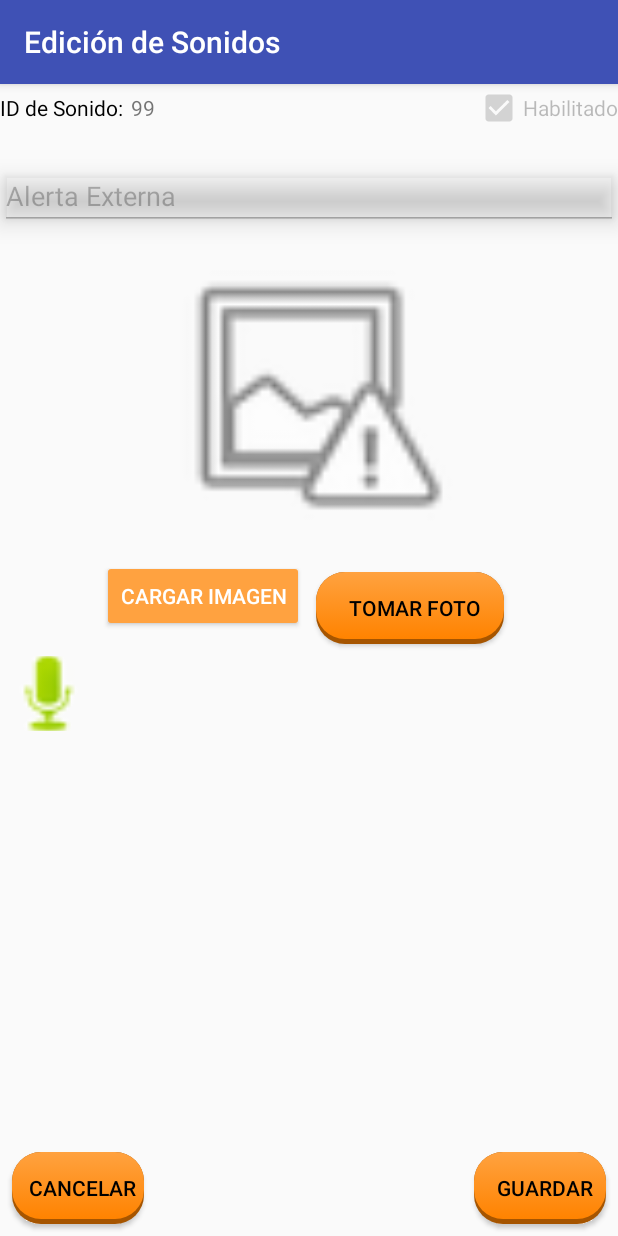
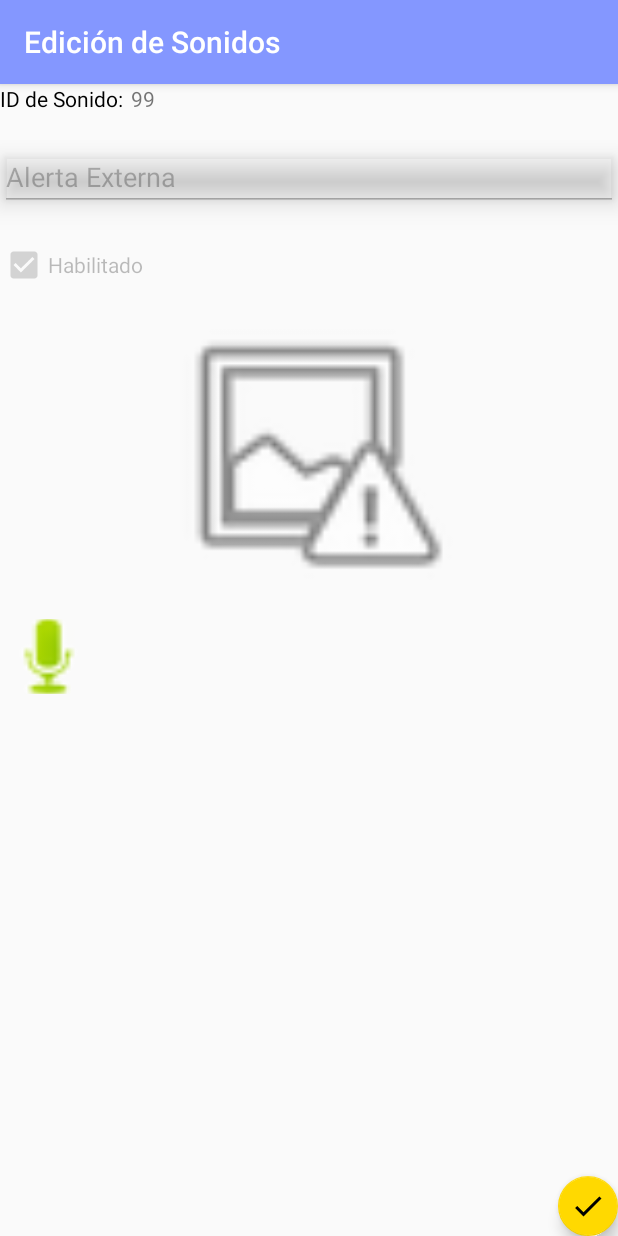
Before and after one commit to GabrielMiguez/pfinal, an Android app: the screen it shows after launch (SonidosEdicionActivity), in the side drawer, after a tap on "Alertas Externas", on a phone screen of 412 x 824 dp. Run offline under Robolectric (Android 15) with nearby library versions, the light colour scheme and no system bars.

Commit message:
Se cambia la estetica de SonidosEdicion y la combinacion de colores. Se agrega el contextMenu cuando se presiona la imagen

```diff
--- /dev/null
+++ b/NotSound/app/src/main/res/drawable/ic_check_black_24dp.xml
@@ -0,0 +1,9 @@
+<vector xmlns:android="http://schemas.android.com/apk/res/android"
+        android:width="24dp"
+        android:height="24dp"
+        android:viewportWidth="24.0"
+        android:viewportHeight="24.0">
+    <path
+        android:fillColor="#FF000000"
+        android:pathData="M9,16.17L4.83,12l-1.42,1.41L9,19 21,7l-1.41,-1.41z"/>
+</vector>
--- a/NotSound/app/src/main/res/drawable/sel_button_background.xml
+++ b/NotSound/app/src/main/res/drawable/sel_button_background.xml
@@ -2,14 +2,6 @@
 <selector xmlns:android="http://schemas.android.com/apk/res/android">
     <item android:state_pressed="false">
         <layer-list>
-            <!-- SHADOW -->
-            <item>
-                <shape>
-                    <solid android:color="@color/color_link_shadow"/>
-                    <!-- alttan gölge -->
-                    <corners android:radius="19dp"/>
-                </shape>
-            </item>
             <!-- BUTTON alttan gölge
               android:right="5px" to make it round-->
             <item
@@ -21,8 +13,6 @@
                         android:startColor="@color/color_link_bodyStart"
                         android:endColor="@color/color_link_bodyEnd"
                         android:angle="270" />
-                    <corners
-                        android:radius="19dp"/>
                     <padding
                         android:left="10dp"
                         android:top="10dp"
@@ -35,14 +25,6 @@
 
     <item android:state_pressed="true">
         <layer-list>
-            <!-- SHADOW -->
-            <item>
-                <shape>
-                    <solid android:color="@color/color_link_pressed_shadow"/>
-                    <corners android:radius="19dp"/>
-
-                </shape>
-            </item>
             <!-- BUTTON -->
             <item android:bottom="5px">
                 <shape>
@@ -51,8 +33,7 @@
                         android:startColor="@color/color_link_pressed_bodyStart"
                         android:endColor="@color/color_link_pressed_bodyEnd"
                         android:angle="270" />
-                    <corners
-                        android:radius="19dp"/>
+
                     <padding
                         android:left="10dp"
                         android:top="10dp"
--- a/NotSound/app/src/main/res/layout/content_sonidos_edicion.xml
+++ b/NotSound/app/src/main/res/layout/content_sonidos_edicion.xml
@@ -8,14 +8,41 @@
     tools:context="com.example.gabys.notsound.SonidosEdicionActivity"
     tools:showIn="@layout/activity_sonidos_edicion">
 
+    <ImageView
+        android:id="@+id/img_ImagenSonido"
+        android:layout_width="200dp"
+        android:layout_height="200dp"
+        android:layout_alignParentBottom="false"
+        android:layout_alignParentLeft="false"
+        android:layout_alignParentStart="false"
+        android:layout_alignParentTop="false"
+        android:layout_alignWithParentIfMissing="false"
+        android:layout_below="@+id/ly_Habilitado"
+        android:layout_centerHorizontal="true"
+        android:layout_centerInParent="false"
+        android:layout_centerVertical="false"
+        android:layout_marginBottom="10dp"
+        android:layout_marginLeft="10dp"
+        android:layout_marginRight="10dp"
+        android:layout_marginTop="10dp"
+        android:layout_weight="1"
+        android:adjustViewBounds="true"
+        android:scaleType="centerCrop"
+        app:srcCompat="@android:drawable/ic_menu_report_image" />
+
+    <LinearLayout
+        android:id="@+id/ly_ID"
+        android:layout_width="match_parent"
+        android:layout_height="wrap_content"
+        android:orientation="horizontal">
+
         <TextView
             android:id="@+id/textView11"
             android:layout_width="wrap_content"
             android:layout_height="wrap_content"
-        android:layout_above="@+id/edtxt_sonidoNombre"
-        android:layout_alignParentLeft="true"
-        android:layout_alignParentStart="true"
-        android:layout_alignParentTop="true"
+            android:layout_alignParentLeft="false"
+            android:layout_alignParentStart="false"
+            android:layout_alignParentTop="false"
             android:gravity="center_vertical"
             android:text="ID de Sonido:"
             android:textColor="@android:color/black" />
@@ -25,12 +52,22 @@
             android:layout_width="wrap_content"
             android:layout_height="wrap_content"
             android:layout_above="@+id/edtxt_sonidoNombre"
-        android:layout_alignParentTop="true"
+            android:layout_alignParentTop="false"
             android:layout_toEndOf="@+id/textView11"
-        android:layout_toRightOf="@+id/textView11"
+            android:layout_weight="1"
             android:gravity="center_vertical"
             android:paddingLeft="5dp"
             android:text="(Desconocido)" />
+
+    </LinearLayout>
+
+    <LinearLayout
+        android:id="@+id/ly_Habilitado"
+        android:layout_width="match_parent"
+        android:layout_height="wrap_content"
+        android:layout_below="@+id/edtxt_sonidoNombre"
+        android:layout_marginTop="20dp"
+        android:orientation="horizontal">
 
         <CheckBox
             android:id="@+id/chk_Habilitado"
@@ -39,15 +76,17 @@
             android:layout_alignParentEnd="true"
             android:layout_alignParentRight="true"
             android:layout_alignParentTop="true"
+            android:layout_weight="1"
             android:checked="true"
             android:text="Habilitado" />
+    </LinearLayout>
 
     <EditText
         android:id="@+id/edtxt_sonidoNombre"
         android:layout_width="match_parent"
         android:layout_height="wrap_content"
         android:layout_alignParentLeft="true"
-        android:layout_below="@+id/chk_Habilitado"
+        android:layout_below="@+id/ly_ID"
         android:layout_marginTop="20dp"
         android:elevation="10dp"
         android:ems="10"
@@ -61,89 +100,22 @@
         android:layout_height="50dp"
         android:layout_alignParentBottom="false"
         android:layout_alignParentLeft="true"
-        android:layout_below="@+id/linearLayout2"
+        android:layout_below="@+id/img_ImagenSonido"
         android:adjustViewBounds="true"
         android:background="@null"
-        android:cropToPadding="false"
-        android:onClick="grabarAudio"
         android:scaleType="centerCrop"
         app:srcCompat="@android:drawable/presence_audio_online" />
 
-    <Button
-        android:id="@+id/btn_Cancelar"
-        style="@style/style_button"
+    <android.support.design.widget.FloatingActionButton
+        android:id="@+id/fab_Guardar"
         android:layout_width="wrap_content"
         android:layout_height="wrap_content"
         android:layout_alignParentBottom="true"
-        android:layout_alignParentLeft="true"
-        android:layout_alignParentRight="false"
-        android:layout_weight="1"
-        android:layoutDirection="rtl"
-        android:onClick="cancelarSonidoEdicion"
-        android:text="Cancelar" />
-
-    <Button
-        android:id="@+id/btn_Guardar"
-        style="@style/style_button"
-        android:layout_width="wrap_content"
-        android:layout_height="wrap_content"
-        android:layout_alignParentBottom="true"
+        android:layout_alignParentEnd="true"
         android:layout_alignParentRight="true"
-        android:layout_weight="1"
-        android:layoutDirection="rtl"
-        android:onClick="guardarSonidoEdicion"
-        android:text="Guardar" />
-
-    <ImageView
-        android:id="@+id/img_ImagenSonido"
-        android:layout_width="200dp"
-        android:layout_height="200dp"
-        android:layout_alignParentBottom="false"
-        android:layout_alignParentLeft="false"
-        android:layout_alignParentStart="false"
-        android:layout_alignParentTop="false"
-        android:layout_alignWithParentIfMissing="false"
-        android:layout_below="@+id/edtxt_sonidoNombre"
-        android:layout_centerHorizontal="true"
-        android:layout_centerInParent="false"
-        android:layout_centerVertical="false"
-        android:layout_marginBottom="10dp"
-        android:layout_marginLeft="10dp"
-        android:layout_marginRight="10dp"
-        android:layout_marginTop="10dp"
-        android:adjustViewBounds="true"
-        android:scaleType="centerCrop"
-        app:srcCompat="@android:drawable/ic_menu_report_image" />
-
-    <LinearLayout
-        android:id="@+id/linearLayout2"
-        android:layout_width="wrap_content"
-        android:layout_height="wrap_content"
-        android:layout_below="@+id/img_ImagenSonido"
-        android:layout_centerHorizontal="true"
-        android:orientation="horizontal">
-
-        <Button
-            android:id="@+id/btn_CargarImagen"
-            style="@style/Widget.AppCompat.Button.Colored"
-            android:layout_width="wrap_content"
-            android:layout_height="wrap_content"
-            android:layout_alignParentLeft="true"
-            android:layout_alignParentStart="true"
-            android:layout_below="@+id/img_ImagenSonido"
-            android:layout_weight="1"
-            android:text="Cargar Imagen" />
-
-        <Button
-            android:id="@+id/btn_TomarFoto"
-            android:layout_width="125dp"
-            android:layout_height="wrap_content"
-            android:layout_below="@+id/img_ImagenSonido"
-            android:layout_toRightOf="@+id/btn_CargarImagen"
-            android:layout_weight="1"
-            android:text="Tomar Foto"
-            android:onClick="tomarFoto"
-            style="@style/style_button"/>
-    </LinearLayout>
+        android:clickable="true"
+        android:theme="@style/style_image_button"
+        app:fabSize="mini"
+        app:srcCompat="@drawable/ic_check_black_24dp" />
 
 </RelativeLayout>
--- a/NotSound/app/src/main/res/values/colors.xml
+++ b/NotSound/app/src/main/res/values/colors.xml
@@ -1,11 +1,11 @@
 <?xml version="1.0" encoding="utf-8"?>
 <resources>
-    <color name="colorPrimary">#3f51b5</color>
-    <color name="colorPrimaryLight">#6a7bda</color>
-    <color name="colorPrimaryDark">#303F9F</color>
-    <color name="colorSecondary">#ff8300</color>
-    <color name="colorSecondaryLight">#FFA240</color>
-    <color name="colorSecondaryDark">#A65500</color>
+    <color name="colorPrimary">#8497ff</color>
+    <color name="colorPrimaryLight">#9dc9ff</color>
+    <color name="colorPrimaryDark">#51aedc</color>
+    <color name="colorSecondary">#ffd900</color>
+    <color name="colorSecondaryLight">#ffe640</color>
+    <color name="colorSecondaryDark">#dccd00</color>
 
     <color name="color_link_bodyStart">@color/colorSecondaryLight</color>
     <color name="color_link_bodyEnd">@color/colorSecondary</color>
--- a/NotSound/app/src/main/res/values/styles.xml
+++ b/NotSound/app/src/main/res/values/styles.xml
@@ -27,9 +27,10 @@
         <item name="android:layout_marginBottom" >8dp</item>
     </style>
 
-    <style name="style_image_button" >
-        <item name="android:tint" >@drawable/sel_image_button_vector</item>
-        <item name="android:background" >@drawable/sel_image_button_background</item>
+    <style name="style_image_button">
+        <item name="android:tint" >@color/color_text</item>
+        <item name="colorAccent">@color/colorSecondary</item>
+        <item name="colorControlHighlight">@color/colorPrimary</item>
         <item name="android:gravity" >center</item>
         <item name="android:layout_marginLeft" >8dp</item>
         <item name="android:layout_marginRight" >8dp</item>
```
Also changed, not shown: NotSound/app/src/main/java/com/example/gabys/notsound/SonidosEdicionActivity.java (+48 -6 lines), NotSound/app/src/main/res/drawable/sel_image_button_background.xml (+0 -14 lines), NotSound/app/src/main/res/layout/content_config.xml (+6 -4 lines). Lines whose indentation alone changed are shown as unchanged.
